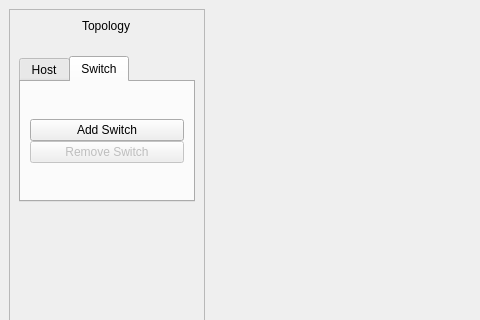
Qt form src/ui/main_window.ui (Peachmann/mnGui) before a commit; both pictures show x 0 to 480 and y 0 to 320 of the 800 by 600 pixel window.
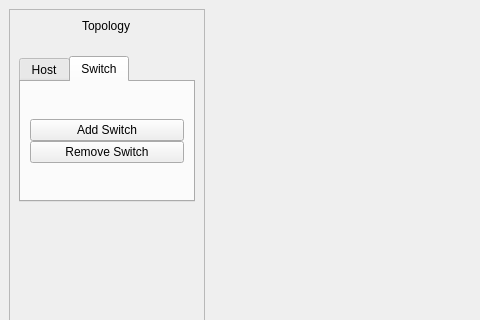
The same form after that commit. The open tabs and pages were chosen to show the change. Custom widgets are drawn as their Qt base class.

```diff
--- a/src/ui/main_window.ui
+++ b/src/ui/main_window.ui
@@ -166,7 +166,7 @@
                  <item>
                   <widget class="QPushButton" name="remove_switch_button">
                    <property name="enabled">
-                    <bool>false</bool>
+                    <bool>true</bool>
                    </property>
                    <property name="sizePolicy">
                     <sizepolicy hsizetype="Expanding" vsizetype="Fixed">
```
Left out of the diff: 2 changed lines with no effect on the pictures.
